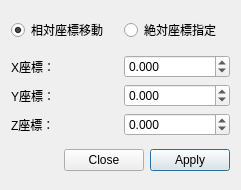
This is src/Dialog/MoveTransformDialog.ui in hal1437/BlockMaker as Qt 5 draws it before an edit. The edited form follows.
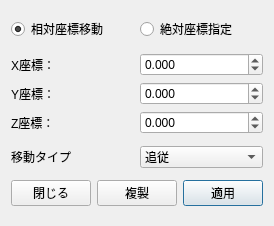
This is the edited form.

Commit message: MoveTransformDialogに複製機能を追加

What changed in the file:
```diff
--- a/src/Dialog/MoveTransformDialog.ui
+++ b/src/Dialog/MoveTransformDialog.ui
@@ -6,8 +6,8 @@
    <rect>
     <x>0</x>
     <y>0</y>
-    <width>241</width>
-    <height>190</height>
+    <width>254</width>
+    <height>226</height>
    </rect>
   </property>
   <property name="windowTitle">
@@ -102,6 +102,31 @@
      </item>
     </layout>
    </item>
+   <item>
+    <layout class="QHBoxLayout" name="horizontalLayout_2">
+     <item>
+      <widget class="QLabel" name="label_4">
+       <property name="text">
+        <string>移動タイプ</string>
+       </property>
+      </widget>
+     </item>
+     <item>
+      <widget class="QComboBox" name="MovingCombo">
+       <item>
+        <property name="text">
+         <string>追従</string>
+        </property>
+       </item>
+       <item>
+        <property name="text">
+         <string>強制</string>
+        </property>
+       </item>
+      </widget>
+     </item>
+    </layout>
+   </item>
    <item>
     <layout class="QHBoxLayout" name="horizontalLayout_3">
      <item>
@@ -120,14 +145,21 @@
      <item>
       <widget class="QPushButton" name="CloseButton">
        <property name="text">
-        <string>Close</string>
+        <string>閉じる</string>
+       </property>
+      </widget>
+     </item>
+     <item>
+      <widget class="QPushButton" name="DuplicateButton">
+       <property name="text">
+        <string>複製</string>
        </property>
       </widget>
      </item>
      <item>
       <widget class="QPushButton" name="ApplyButton">
        <property name="text">
-        <string>Apply</string>
+        <string>適用</string>
        </property>
        <property name="default">
         <bool>true</bool>
```
The commit also changes 9 other files.
